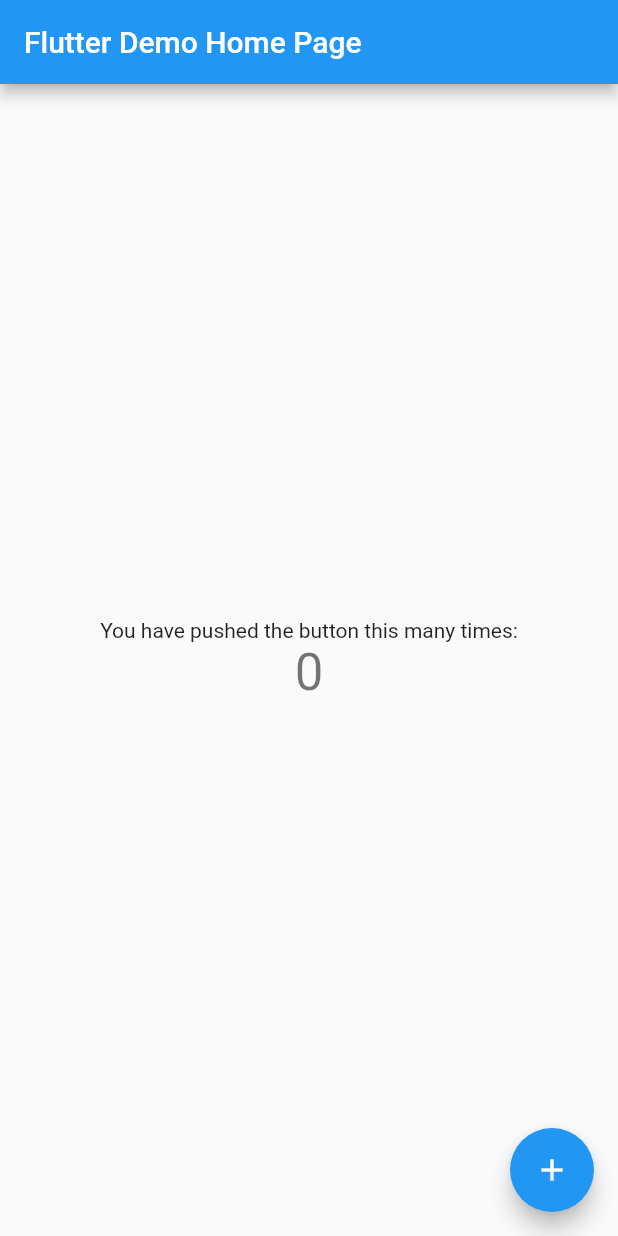
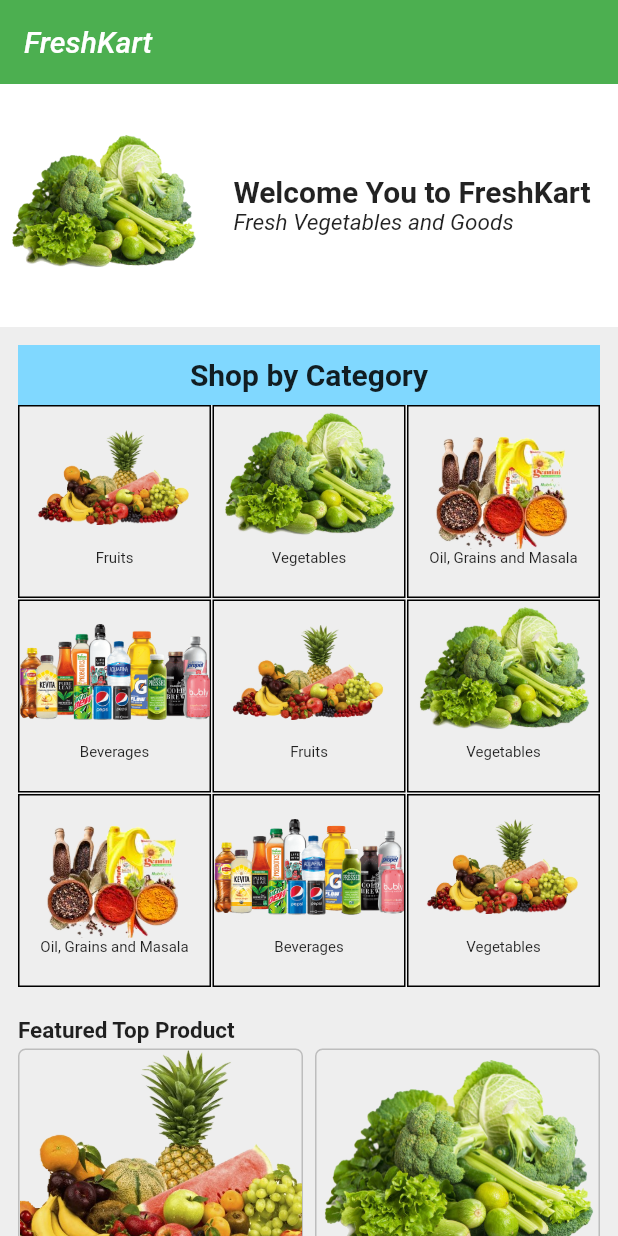
Before and after one commit to NishadAvnish/FressKart, a Flutter app: the screen it shows after launch, on a phone screen of 412 x 824 dp. Run offline on Flutter 3.47's test engine with Material 2 defaults, Android fonts, the light colour scheme and no system bars.

Commit message:
home page UI done

```diff
--- /dev/null
+++ b/lib/Modal/category_modal.dart
@@ -0,0 +1,6 @@
+class CategoryModal{
+  final String imageUrl;
+  final String title;
+
+  CategoryModal({this.imageUrl, this.title});
+}
--- /dev/null
+++ b/lib/Modal/productmodal.dart
@@ -0,0 +1,12 @@
+class ProductModal{
+ final  String title,description,imageUrl;
+ final  String quantityUnit;
+ final  double price, rating;
+ final int reviewPersonNo ;
+ final String tag;
+ final double newModifiedPrice;
+
+  ProductModal({this.title, this.imageUrl,this.description, this.price,this.quantityUnit, this.rating, this.reviewPersonNo, this.tag,this.newModifiedPrice});
+
+ //tag is for knowinfg that it is a SALE ,HOT, off etc
+}
--- /dev/null
+++ b/lib/Provider/homeproduct_provider.dart
@@ -0,0 +1,174 @@
+import 'package:flutter/cupertino.dart';
+import 'package:freshkart/Modal/category_modal.dart';
+import 'package:freshkart/Modal/productmodal.dart';
+
+class HomeProductProvider with ChangeNotifier {
+  List<ProductModal> _productlist = [];
+  List<CategoryModal> _mainCategoryList=[];
+
+  List<ProductModal> get productList {
+    return [..._productlist];
+  }
+
+  List<CategoryModal> get mainCategoryModal{
+    _mainCategoryList=[
+      CategoryModal(
+        imageUrl: "assets/Images/fruits.png",
+        title: "Fruits"
+      ),
+      CategoryModal(
+        imageUrl: "assets/Images/veggies.png",
+        title: "Vegetables"
+      ),
+      CategoryModal(
+        imageUrl: "assets/Images/oilandmasala.png",
+        title: "Oil, Grains and Masala"
+      ),
+      CategoryModal(
+        imageUrl: "assets/Images/beverages.png",
+        title: "Beverages"
+      ),
+      CategoryModal(
+        imageUrl: "assets/Images/fruits.png",
+        title: "Fruits"
+      ),
+      CategoryModal(
+        imageUrl: "assets/Images/veggies.png",
+        title: "Vegetables"
+      ),
+      CategoryModal(
+        imageUrl: "assets/Images/oilandmasala.png",
+        title: "Oil, Grains and Masala"
+      ),
+      CategoryModal(
+        imageUrl: "assets/Images/beverages.png",
+        title: "Beverages"
+      ),
+      CategoryModal(
+        imageUrl: "assets/Images/fruits.png",
+        title: "Vegetables"
+      ),
+    ];
+    return _mainCategoryList;
+  }
+
+  void fetchItem() {
+    _productlist = [
+      ProductModal(
+          title: "Kiwi",
+          imageUrl: "assets/Images/fruits.png",
+          description: "Fresh Kiwi and deliverable at time",
+          price: 10.0,
+          quantityUnit: "Kg",
+          rating: 4.5,
+          reviewPersonNo: 400,
+          newModifiedPrice: 8.5),
+      ProductModal(
+          title: "Onion",
+          imageUrl: "assets/Images/veggies.png",
+          description: "Fresh Onion and deliverable at time",
+          price: 10.0,
+          quantityUnit: "Kg",),
+      ProductModal(
+          title: "Kiwi",
+          imageUrl: "assets/Images/fruits.png",
+          description: "Fresh Kiwi and deliverable at time",
+          price: 10.0,
+          quantityUnit: "Kg",
+          rating: 4.5,
+          reviewPersonNo: 400,
+          tag: "Sale",
+          newModifiedPrice: 8.5),
+      ProductModal(
+          title: "Onion",
+          imageUrl: "assets/Images/veggies.png",
+          description: "Fresh Onion and deliverable at time",
+          price: 10.0,
+          quantityUnit: "Kg",
+          tag: "Hot"),
+      ProductModal(
+          title: "Potato",
+          imageUrl: "assets/Images/veggies.png",
+          description: "Fresh Kiwi and deliverable at time",
+          price: 10.0,
+          quantityUnit: "Kg",
+          rating: 4.5,
+          reviewPersonNo: 400,
+          newModifiedPrice: 8.5),
+      ProductModal(
+          title: "Banana",
+          imageUrl: "assets/Images/fruits.png",
+          description: "Fresh Onion and deliverable at time",
+          price: 10.0,
+          quantityUnit: "Kg",
+          tag: "Hot"),
+      ProductModal(
+          title: "Kiwi",
+          imageUrl: "assets/Images/fruits.png",
+          description: "Fresh Kiwi and deliverable at time",
+          price: 10.0,
+          quantityUnit: "Kg",
+          tag: "Sale",),
+      ProductModal(
+          title: "Onion",
+          imageUrl: "assets/Images/veggies.png",
+          description: "Fresh Onion and deliverable at time",
+          price: 10.0,
+          rating: 4.5,
+          reviewPersonNo: 400,
+          quantityUnit: "Kg",
+          tag: "Hot"),
+      ProductModal(
+          title: "Kiwi",
+          imageUrl: "assets/Images/fruits.png",
+          description: "Fresh Kiwi and deliverable at time",
+          price: 10.0,
+          quantityUnit: "Kg",
+          rating: 4.5,
+          reviewPersonNo: 400,
+          tag: "Sale",),
+      ProductModal(
+          title: "Onion",
+          imageUrl: "assets/Images/veggies.png",
+          description: "Fresh Onion and deliverable at time",
+          price: 10.0,
+          quantityUnit: "Kg",
+          tag: "10 % Off"),
+      ProductModal(
+          title: "Kiwi",
+          imageUrl: "assets/Images/fruits.png",
+          description: "Fresh Kiwi and deliverable at time",
+          price: 10.0,
+          quantityUnit: "Kg",
+          rating: 4.5,
+          reviewPersonNo: 400,
+          tag: "Sale",
+          newModifiedPrice: 8.5),
+      ProductModal(
+          title: "Onion",
+          imageUrl: "assets/Images/veggies.png",
+          description: "Fresh Onion and deliverable at time",
+          price: 10.0,
+          quantityUnit: "Kg",
+      ),
+      ProductModal(
+          title: "Kiwi",
+          imageUrl: "assets/Images/fruits.png",
+          description: "Fresh Kiwi and deliverable at time",
+          price: 10.0,
+          quantityUnit: "Kg",
+          rating: 4.5,
+          reviewPersonNo: 400,
+          tag: "Sale",
+          newModifiedPrice: 8.5),
+      ProductModal(
+          title: "Onion",
+          imageUrl: "assets/Images/veggies.png",
+          description: "Fresh Onion and deliverable at time",
+          price: 10.0,
+          quantityUnit: "Kg",
+          tag: "Hot"),
+    ];
+
+  }
+}
--- /dev/null
+++ b/lib/Screen/home.dart
@@ -0,0 +1,92 @@
+import 'package:flutter/material.dart';
+import 'package:freshkart/Provider/homeproduct_provider.dart';
+import 'package:freshkart/Util/color.dart';
+import 'package:freshkart/Widget/featureitem.dart';
+import 'package:freshkart/Widget/carouselslider.dart';
+import 'package:freshkart/Widget/category1.dart';
+import 'package:provider/provider.dart';
+
+class Home extends StatefulWidget {
+  @override
+  _HomeState createState() => _HomeState();
+}
+
+class _HomeState extends State<Home> {
+  HomeProductProvider _homeProvider;
+  bool _isLoading;
+
+  @override
+  void initState() {
+    super.initState();
+    _isLoading = true;
+    _fetchItems();
+  }
+
+  @override
+  void _fetchItems() {
+    if (this.mounted) {
+      Provider.of<HomeProductProvider>(context, listen: false).fetchItem();
+
+      _isLoading = false;
+    }
+  }
+
+  @override
+  void didChangeDependencies() {
+    super.didChangeDependencies();
+    //temporary purpose
+    _fetchItems();
+  }
+
+  @override
+  Widget build(BuildContext context) {
+    _homeProvider = Provider.of<HomeProductProvider>(context, listen: true);
+
+    return Scaffold(
+      backgroundColor: backgroundColor,
+      body: CustomScrollView(
+        slivers: [
+          SliverAppBar(
+            floating: true,
+            title: Text("FreshKart",
+                style: TextStyle(fontStyle: FontStyle.italic)),
+          ),
+          SliverToBoxAdapter(
+            child: CarouselSlider(),
+          ),
+          SliverToBoxAdapter(
+            child: Category(),
+          ),
+          SliverToBoxAdapter(
+            child: Padding(
+              padding: const EdgeInsets.only(
+                  left: 12, right: 12, top: 8.0, bottom: 3),
+              child: Text(
+                "Featured Top Product",
+                textAlign: TextAlign.left,
+                style: TextStyle(fontSize: 15, fontWeight: FontWeight.bold),
+              ),
+            ),
+          ),
+          SliverPadding(
+            padding: const EdgeInsets.symmetric(horizontal: 12.0),
+            sliver: SliverGrid(
+                delegate: SliverChildBuilderDelegate(
+                  (context, int index) {
+                    return FeatureItem(
+                      productItem: _homeProvider.productList[index],
+                    );
+                  },
+                  childCount: _homeProvider.productList.length,
+                ),
+                gridDelegate: SliverGridDelegateWithMaxCrossAxisExtent(
+                    maxCrossAxisExtent: 190,
+                    crossAxisSpacing: 8,
+                    mainAxisSpacing: 10,
+                    childAspectRatio: 2 / 2.4)),
+          )
+        ],
+      ),
+    );
+  }
+}
--- /dev/null
+++ b/lib/Util/color.dart
@@ -0,0 +1,5 @@
+import 'package:flutter/material.dart';
+
+const Color mainColor =Colors.green;
+final  Color backgroundColor= Colors.grey[200];
+final secondaryColor=Colors.lightBlueAccent[100];
--- /dev/null
+++ b/lib/Widget/carouselslider.dart
@@ -0,0 +1,135 @@
+import 'dart:async';
+
+import 'package:flutter/gestures.dart';
+import 'package:flutter/material.dart';
+
+class CarouselSlider extends StatefulWidget {
+  @override
+  _CarouselSliderState createState() => _CarouselSliderState();
+}
+
+class _CarouselSliderState extends State<CarouselSlider> {
+  int _currentCarouselIndex;
+  PageController _pagecontroller;
+  Timer _timer;
+  int _start = 0;
+  List<String> _carouselItem = [
+    "assets/Images/fruits.png",
+    "assets/Images/veggies.png",
+    "assets/Images/fruits.png",
+    "assets/Images/fruits.png",
+    "assets/Images/veggies.png",
+    "assets/Images/fruits.png",
+    "assets/Images/fruits.png",
+  ];
+
+  @override
+  void initState() {
+    _currentCarouselIndex = 0;
+    _pagecontroller = PageController(initialPage: _currentCarouselIndex);
+
+    startTimer(_start);
+    super.initState();
+  }
+
+  void startTimer(int timerDuration) {
+    if (_timer != null) {
+      _timer.cancel();
+    }
+    setState(() {
+      _start = timerDuration;
+    });
+
+    _timer = new Timer.periodic(
+      Duration(milliseconds: 4000),
+      (Timer timer) => setState(
+        () {
+          setState(() {
+            _currentCarouselIndex += 1;
+
+            _currentCarouselIndex =
+                _currentCarouselIndex % _carouselItem.length;
+          });
+          _pagecontroller.animateToPage(_currentCarouselIndex,
+              duration: Duration(milliseconds: 600), curve: Curves.decelerate);
+        },
+      ),
+    );
+  }
+
+  Future<void> pauseTimer() async {
+    if (_timer != null) _timer.cancel();
+    await Future.delayed(Duration(seconds: 5));
+    startTimer(_start);
+  }
+
+  @override
+  void dispose() {
+    _timer.cancel();
+    super.dispose();
+  }
+
+  @override
+  Widget build(BuildContext context) {
+    final _size = MediaQuery.of(context).size;
+    return Container(
+      height: _size.height * 0.2,
+      width: _size.width,
+      constraints: BoxConstraints(
+        maxHeight: 162,
+        minHeight: 100,
+      ),
+      decoration: BoxDecoration(color: Colors.white),
+      child: GestureDetector(
+        onHorizontalDragCancel: () {
+          pauseTimer();
+        },
+        child: GestureDetector(
+          onTap: () {
+            pauseTimer();
+          },
+          child: PageView.builder(
+            controller: _pagecontroller,
+            scrollDirection: Axis.horizontal,
+            physics: ClampingScrollPhysics(),
+            itemCount: _carouselItem.length,
+            itemBuilder: (context, index) {
+              return Row(
+                children: <Widget>[
+                  Flexible(
+                      fit: FlexFit.tight,
+                      child: Image.asset(
+                        _carouselItem[index],
+                        fit: BoxFit.contain,
+                      )),
+                  Flexible(
+                      flex: 2,
+                      child: Center(
+                          child: RichText(
+                        text: TextSpan(
+                            style: DefaultTextStyle.of(context).style,
+                            children: [
+                              TextSpan(
+                                  text: "Welcome You to FreshKart\n",
+                                  style: TextStyle(
+                                      fontSize: 20,
+                                      fontWeight: FontWeight.bold)),
+                              TextSpan(
+                                  text: "Fresh Vegetables and Goods",
+                                  style: TextStyle(
+                                      fontSize: 15,
+                                      fontStyle: FontStyle.italic))
+                            ]),
+                      )))
+                ],
+              );
+            },
+            onPageChanged: (int index) {
+              _currentCarouselIndex = index;
+            },
+          ),
+        ),
+      ),
+    );
+  }
+}
--- /dev/null
+++ b/lib/Widget/category1.dart
@@ -0,0 +1,68 @@
+import 'package:flutter/material.dart';
+import 'package:freshkart/Provider/homeproduct_provider.dart';
+import 'package:freshkart/Util/color.dart';
+import 'package:provider/provider.dart';
+
+class Category extends StatelessWidget {
+  @override
+  Widget build(BuildContext context) {
+    final _size = MediaQuery.of(context).size;
+    final _homeProvider= Provider.of<HomeProductProvider>(context);
+    return Padding(
+      padding: const EdgeInsets.symmetric(horizontal: 12, vertical: 12.0),
+      child: Column(
+        crossAxisAlignment: CrossAxisAlignment.center,
+        children: <Widget>[
+          Container(
+            color: secondaryColor,
+            height: 40,
+            width: _size.width,
+            child: Center(
+              child: Text(
+                "Shop by Category",
+                textAlign: TextAlign.center,
+                style: TextStyle(fontSize: 20, fontWeight: FontWeight.bold),
+              ),
+            ),
+          ),
+          MediaQuery.removePadding(
+            context: context,
+            removeTop: true,
+            child: Container(
+              // color: Colors.blue,
+              constraints: BoxConstraints(
+                maxHeight: 500,
+                minHeight: 150,
+              ),
+              child: GridView.builder(
+                itemCount: 9,
+                shrinkWrap: true,
+                physics: NeverScrollableScrollPhysics(),
+                gridDelegate: SliverGridDelegateWithMaxCrossAxisExtent(
+                    maxCrossAxisExtent: 150,
+                    mainAxisSpacing: 1,
+                    crossAxisSpacing: 1,
+                    childAspectRatio: 2.5 / 2.5),
+                itemBuilder: (context, index) {
+                  return Container(
+                    decoration:
+                        BoxDecoration(border: Border.all(color: Colors.black)),
+                        child: Column(
+                          children:[
+                          Expanded(flex:3,child:Image.asset(_homeProvider.mainCategoryModal[index].imageUrl)),
+                          Flexible(
+                            flex:1,
+                            child: Text(_homeProvider.mainCategoryModal[index].title,style: TextStyle(fontSize:10),),
+                          )
+                          ]
+                        )
+                  );
+                },
+              ),
+            ),
+          ),
+        ],
+      ),
+    );
+  }
+}
--- /dev/null
+++ b/lib/Widget/featureitem.dart
@@ -0,0 +1,101 @@
+import 'package:flutter/material.dart';
+import 'package:freshkart/Modal/productmodal.dart';
+import 'package:freshkart/Util/color.dart';
+
+class FeatureItem extends StatelessWidget {
+  final ProductModal productItem;
+  const FeatureItem({this.productItem});
+
+  @override
+  Widget build(BuildContext context) {
+
+    return MediaQuery.removePadding(
+        removeTop: true,
+        context: context,
+        child: Container(
+          decoration: BoxDecoration(
+            border: Border.all(color: Colors.grey[400]),
+            borderRadius: BorderRadius.circular(5),
+          ),
+          child: Stack(children: [
+            Positioned.fill(
+              child: Column(
+                crossAxisAlignment: CrossAxisAlignment.start,
+                mainAxisAlignment: MainAxisAlignment.spaceBetween,
+                children: <Widget>[
+                  Expanded(
+                      flex: 2,
+                      child: Image.asset(
+                        productItem.imageUrl,
+                        fit: BoxFit.cover,
+                      )),
+                  Flexible(
+                    flex: 1,
+                    child: Padding(
+                      padding: const EdgeInsets.symmetric(
+                          horizontal: 12.0, vertical: 3),
+                      child: Column(
+                          crossAxisAlignment: CrossAxisAlignment.start,
+                          mainAxisAlignment: MainAxisAlignment.spaceBetween,
+                          children: [
+                            Text(productItem.title,
+                                style: TextStyle(
+                                  fontWeight: FontWeight.bold,
+                                )),
+                            productItem.rating != null
+                                ? Text(
+                                    productItem.rating.toString() +
+                                        "  (" +
+                                        productItem.reviewPersonNo.toString() +
+                                        ")",
+                                    style: TextStyle(
+                                        fontStyle: FontStyle.normal,
+                                        color: Colors.grey))
+                                : Container(),
+                            Row(
+                              children: <Widget>[
+                                Text("₹ " + productItem.price.toString(),
+                                    style: TextStyle(
+                                        fontWeight: FontWeight.bold,
+                                        decoration:
+                                            productItem.newModifiedPrice != null
+                                                ? TextDecoration.lineThrough
+                                                : TextDecoration.none,
+                                        color:
+                                            productItem.newModifiedPrice != null
+                                                ? Colors.grey
+                                                : Colors.black)),
+                                //this conditional operation work if there is new modified price that means the tag is OFF
+                                productItem.newModifiedPrice != null
+                                    ? Text(
+                                        " ₹ " +
+                                            productItem.newModifiedPrice
+                                                .toString(),
+                                        style: TextStyle(
+                                          fontWeight: FontWeight.bold,
+                                        ))
+                                    : Container(),
+                                //this is for adding unit with price i.e kg, Litre, Quintol etc.
+                                Text(" /" + productItem.quantityUnit)
+                              ],
+                            ),
+                          ]),
+                    ),
+                  )
+                ],
+              ),
+            ),
+            Positioned(
+                child: productItem.tag == null
+                    ? Container()
+                    : Container(
+                        padding: const EdgeInsets.symmetric(horizontal: 8),
+                        decoration: BoxDecoration(
+                          borderRadius: BorderRadius.circular(3.0),
+                          color: secondaryColor,
+                        ),
+                        child: Text(productItem.tag)))
+          ]),
+        ));
+  }
+}
--- a/lib/main.dart
+++ b/lib/main.dart
@@ -1,4 +1,8 @@
 import 'package:flutter/material.dart';
+import 'package:provider/provider.dart';
+
+import 'Provider/homeproduct_provider.dart';
+import 'Screen/home.dart';
 
 void main() => runApp(MyApp());
 
@@ -6,106 +10,19 @@
   // This widget is the root of your application.
   @override
   Widget build(BuildContext context) {
-    return MaterialApp(
-      title: 'Flutter Demo',
-      theme: ThemeData(
-        // This is the theme of your application.
-        //
-        // Try running your application with "flutter run". You'll see the
-        // application has a blue toolbar. Then, without quitting the app, try
-        // changing the primarySwatch below to Colors.green and then invoke
-        // "hot reload" (press "r" in the console where you ran "flutter run",
-        // or simply save your changes to "hot reload" in a Flutter IDE).
-        // Notice that the counter didn't reset back to zero; the application
-        // is not restarted.
-        primarySwatch: Colors.blue,
+    return MultiProvider(
+      providers: [
+        ChangeNotifierProvider.value(
+          value: HomeProductProvider(),
+        )
+      ],
+      child: MaterialApp(
+        title: 'Flutter Demo',
+        theme: ThemeData(
+          primarySwatch: Colors.green,
+        ),
+        home: Home(),
       ),
-      home: MyHomePage(title: 'Flutter Demo Home Page'),
     );
   }
 }
-
-class MyHomePage extends StatefulWidget {
-  MyHomePage({Key key, this.title}) : super(key: key);
-
-  // This widget is the home page of your application. It is stateful, meaning
-  // that it has a State object (defined below) that contains fields that affect
-  // how it looks.
-
-  // This class is the configuration for the state. It holds the values (in this
-  // case the title) provided by the parent (in this case the App widget) and
-  // used by the build method of the State. Fields in a Widget subclass are
-  // always marked "final".
-
-  final String title;
-
-  @override
-  _MyHomePageState createState() => _MyHomePageState();
-}
-
-class _MyHomePageState extends State<MyHomePage> {
-  int _counter = 0;
-
-  void _incrementCounter() {
-    setState(() {
-      // This call to setState tells the Flutter framework that something has
-      // changed in this State, which causes it to rerun the build method below
-      // so that the display can reflect the updated values. If we changed
-      // _counter without calling setState(), then the build method would not be
-      // called again, and so nothing would appear to happen.
-      _counter++;
-    });
-  }
-
-  @override
-  Widget build(BuildContext context) {
-    // This method is rerun every time setState is called, for instance as done
-    // by the _incrementCounter method above.
-    //
-    // The Flutter framework has been optimized to make rerunning build methods
-    // fast, so that you can just rebuild anything that needs updating rather
-    // than having to individually change instances of widgets.
-    return Scaffold(
-      appBar: AppBar(
-        // Here we take the value from the MyHomePage object that was created by
-        // the App.build method, and use it to set our appbar title.
-        title: Text(widget.title),
-      ),
-      body: Center(
-        // Center is a layout widget. It takes a single child and positions it
-        // in the middle of the parent.
-        child: Column(
-          // Column is also a layout widget. It takes a list of children and
-          // arranges them vertically. By default, it sizes itself to fit its
-          // children horizontally, and tries to be as tall as its parent.
-          //
-          // Invoke "debug painting" (press "p" in the console, choose the
-          // "Toggle Debug Paint" action from the Flutter Inspector in Android
-          // Studio, or the "Toggle Debug Paint" command in Visual Studio Code)
-          // to see the wireframe for each widget.
-          //
-          // Column has various properties to control how it sizes itself and
-          // how it positions its children. Here we use mainAxisAlignment to
-          // center the children vertically; the main axis here is the vertical
-          // axis because Columns are vertical (the cross axis would be
-          // horizontal).
-          mainAxisAlignment: MainAxisAlignment.center,
-          children: <Widget>[
-            Text(
-              'You have pushed the button this many times:',
-            ),
-            Text(
-              '$_counter',
-              style: Theme.of(context).textTheme.display1,
-            ),
-          ],
-        ),
-      ),
-      floatingActionButton: FloatingActionButton(
-        onPressed: _incrementCounter,
-        tooltip: 'Increment',
-        child: Icon(Icons.add),
-      ), // This trailing comma makes auto-formatting nicer for build methods.
-    );
-  }
-}
```
Also changed, not shown: pubspec.yaml (+4 -3 lines), assets/Images/beverages.png (added), assets/Images/fruits.png (added), assets/Images/oilandmasala.png (added), assets/Images/veggies.png (added), pubspec.lock.
